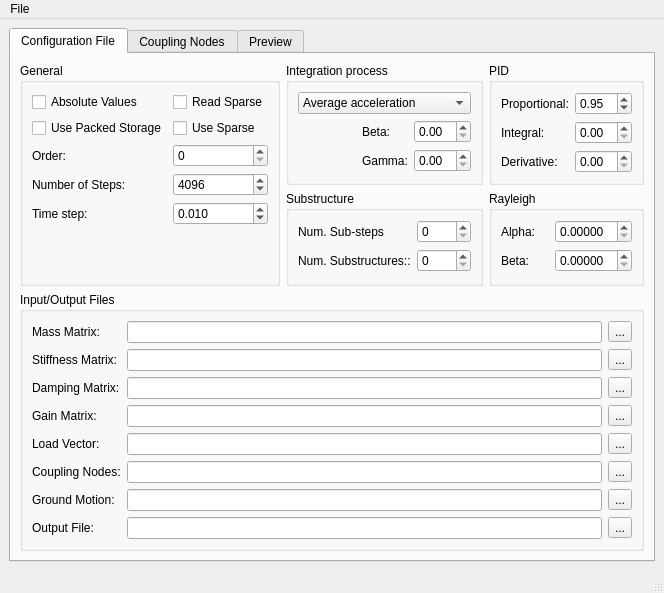
Before: the Qt Designer form ConfFile_GUI/Form/ConfFileGUI.ui in ferranobon/OpenHySL, drawn with Qt 5.
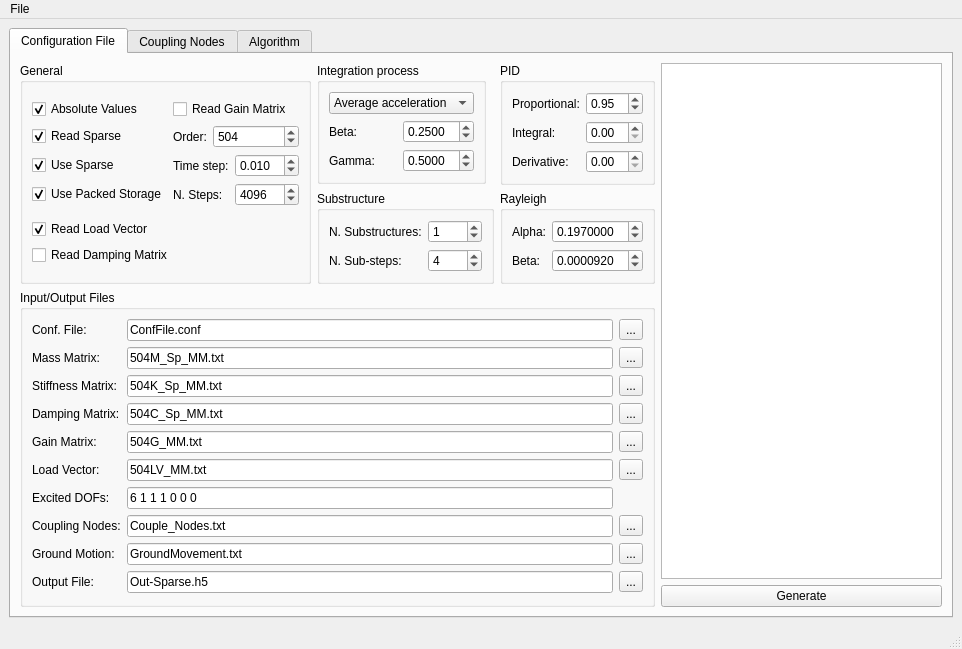
After: the same form once the commit is applied. The open tabs and pages were chosen to show the change.

Commit message: Present all the functionality to Generate configuration files, although there is still work to do in the Execute tab and nothing is implemented when generating the CouplingNodes.

Diff of the .ui file:
```diff
--- a/ConfFile_GUI/Form/ConfFileGUI.ui
+++ b/ConfFile_GUI/Form/ConfFileGUI.ui
@@ -6,8 +6,8 @@
    <rect>
     <x>0</x>
     <y>0</y>
-    <width>636</width>
-    <height>525</height>
+    <width>962</width>
+    <height>593</height>
    </rect>
   </property>
   <property name="sizePolicy">
@@ -21,8 +21,8 @@
   </property>
   <widget class="QWidget" name="centralwidget">
    <layout class="QGridLayout" name="gridLayout_11">
-    <item row="0" column="1">
-     <widget class="QTabWidget" name="tabWidget">
+    <item row="0" column="0">
+     <widget class="QTabWidget" name="ConfFile_tabWidget">
       <property name="currentIndex">
        <number>0</number>
       </property>
@@ -30,189 +30,21 @@
        <attribute name="title">
         <string>Configuration File</string>
        </attribute>
-       <layout class="QGridLayout" name="gridLayout_10">
-        <item row="0" column="0" rowspan="2">
-         <widget class="QGroupBox" name="groupBox">
-          <property name="title">
-           <string>General</string>
-          </property>
-          <layout class="QGridLayout" name="gridLayout_7">
-           <item row="0" column="0">
-            <widget class="QCheckBox" name="checkBox">
-             <property name="text">
-              <string>Absolute Values</string>
-             </property>
-            </widget>
-           </item>
-           <item row="0" column="1">
-            <widget class="QCheckBox" name="checkBox_5">
-             <property name="text">
-              <string>Read Sparse</string>
-             </property>
-            </widget>
-           </item>
-           <item row="1" column="0">
-            <widget class="QCheckBox" name="checkBox_3">
-             <property name="text">
-              <string>Use Packed Storage</string>
-             </property>
-            </widget>
-           </item>
-           <item row="1" column="1">
-            <widget class="QCheckBox" name="checkBox_2">
-             <property name="text">
-              <string>Use Sparse</string>
-             </property>
-            </widget>
-           </item>
-           <item row="2" column="0">
-            <widget class="QLabel" name="label">
-             <property name="text">
-              <string>Order:</string>
-             </property>
-            </widget>
-           </item>
-           <item row="2" column="1">
-            <widget class="QSpinBox" name="spinBox">
-             <property name="maximum">
-              <number>9999999</number>
-             </property>
-            </widget>
-           </item>
-           <item row="3" column="0">
-            <widget class="QLabel" name="label_2">
-             <property name="text">
-              <string>Number of Steps:</string>
-             </property>
-            </widget>
-           </item>
-           <item row="3" column="1">
-            <widget class="QSpinBox" name="spinBox_2">
-             <property name="maximum">
-              <number>9999</number>
-             </property>
-             <property name="value">
-              <number>4096</number>
-             </property>
-            </widget>
-           </item>
-           <item row="4" column="0">
-            <widget class="QLabel" name="label_3">
-             <property name="text">
-              <string>Time step:</string>
-             </property>
-            </widget>
-           </item>
-           <item row="4" column="1">
-            <widget class="QDoubleSpinBox" name="doubleSpinBox">
-             <property name="decimals">
-              <number>3</number>
-             </property>
-             <property name="value">
-              <double>0.010000000000000</double>
-             </property>
-            </widget>
-           </item>
-           <item row="5" column="0">
-            <spacer name="verticalSpacer">
-             <property name="orientation">
-              <enum>Qt::Vertical</enum>
-             </property>
-             <property name="sizeHint" stdset="0">
-              <size>
-               <width>20</width>
-               <height>35</height>
-              </size>
-             </property>
-            </spacer>
-           </item>
-           <item row="5" column="1">
-            <spacer name="verticalSpacer_3">
-             <property name="orientation">
-              <enum>Qt::Vertical</enum>
-             </property>
-             <property name="sizeHint" stdset="0">
-              <size>
-               <width>20</width>
-               <height>35</height>
-              </size>
-             </property>
-            </spacer>
-           </item>
-          </layout>
-         </widget>
-        </item>
+       <layout class="QGridLayout" name="gridLayout_12">
         <item row="0" column="1">
          <widget class="QGroupBox" name="groupBox_4">
+          <property name="sizePolicy">
+           <sizepolicy hsizetype="Fixed" vsizetype="Fixed">
+            <horstretch>0</horstretch>
+            <verstretch>0</verstretch>
+           </sizepolicy>
+          </property>
           <property name="title">
            <string>Integration process</string>
           </property>
           <layout class="QGridLayout" name="gridLayout_4">
-           <item row="1" column="0">
-            <spacer name="horizontalSpacer_2">
-             <property name="orientation">
-              <enum>Qt::Horizontal</enum>
-             </property>
-             <property name="sizeHint" stdset="0">
-              <size>
-               <width>63</width>
-               <height>20</height>
-              </size>
-             </property>
-            </spacer>
-           </item>
-           <item row="1" column="2">
-            <widget class="QDoubleSpinBox" name="doubleSpinBox_8">
-             <property name="decimals">
-              <number>2</number>
-             </property>
-             <property name="singleStep">
-              <double>0.500000000000000</double>
-             </property>
-            </widget>
-           </item>
-           <item row="2" column="0">
-            <spacer name="horizontalSpacer_4">
-             <property name="orientation">
-              <enum>Qt::Horizontal</enum>
-             </property>
-             <property name="sizeHint" stdset="0">
-              <size>
-               <width>63</width>
-               <height>20</height>
-              </size>
-             </property>
-            </spacer>
-           </item>
-           <item row="2" column="2">
-            <widget class="QDoubleSpinBox" name="doubleSpinBox_9">
-             <property name="decimals">
-              <number>2</number>
-             </property>
-             <property name="maximum">
-              <double>1.000000000000000</double>
-             </property>
-             <property name="singleStep">
-              <double>0.500000000000000</double>
-             </property>
-            </widget>
-           </item>
-           <item row="1" column="1">
-            <widget class="QLabel" name="label_10">
-             <property name="text">
-              <string>Beta:</string>
-             </property>
-            </widget>
-           </item>
-           <item row="2" column="1">
-            <widget class="QLabel" name="label_11">
-             <property name="text">
-              <string>Gamma:</string>
-             </property>
-            </widget>
-           </item>
-           <item row="0" column="0" colspan="3">
-            <widget class="QComboBox" name="comboBox">
+           <item row="0" column="0" colspan="2">
+            <widget class="QComboBox" name="IntCnt_ComboBox">
              <property name="currentIndex">
               <number>5</number>
              </property>
@@ -246,6 +78,60 @@
                <string>Average acceleration</string>
               </property>
              </item>
+             <item>
+              <property name="text">
+               <string>Custom</string>
+              </property>
+             </item>
+            </widget>
+           </item>
+           <item row="1" column="0">
+            <widget class="QLabel" name="label_10">
+             <property name="text">
+              <string>Beta:</string>
+             </property>
+            </widget>
+           </item>
+           <item row="1" column="1">
+            <widget class="QDoubleSpinBox" name="Beta_dSpinBox">
+             <property name="decimals">
+              <number>4</number>
+             </property>
+             <property name="minimum">
+              <double>-5.000000000000000</double>
+             </property>
+             <property name="singleStep">
+              <double>0.500000000000000</double>
+             </property>
+             <property name="value">
+              <double>0.250000000000000</double>
+             </property>
+            </widget>
+           </item>
+           <item row="2" column="0">
+            <widget class="QLabel" name="label_11">
+             <property name="text">
+              <string>Gamma:</string>
+             </property>
+            </widget>
+           </item>
+           <item row="2" column="1">
+            <widget class="QDoubleSpinBox" name="Gamma_dSpinBox">
+             <property name="decimals">
+              <number>4</number>
+             </property>
+             <property name="minimum">
+              <double>-5.000000000000000</double>
+             </property>
+             <property name="maximum">
+              <double>5.000000000000000</double>
+             </property>
+             <property name="singleStep">
+              <double>0.500000000000000</double>
+             </property>
+             <property name="value">
+              <double>0.500000000000000</double>
+             </property>
             </widget>
            </item>
           </layout>
@@ -253,6 +139,12 @@
         </item>
         <item row="0" column="2">
          <widget class="QGroupBox" name="groupBox_3">
+          <property name="sizePolicy">
+           <sizepolicy hsizetype="Fixed" vsizetype="Fixed">
+            <horstretch>0</horstretch>
+            <verstretch>0</verstretch>
+           </sizepolicy>
+          </property>
           <property name="title">
            <string>PID</string>
           </property>
@@ -314,30 +206,63 @@
           </layout>
          </widget>
         </item>
+        <item row="0" column="3" rowspan="3">
+         <layout class="QVBoxLayout" name="verticalLayout_3">
+          <item>
+           <widget class="QTextBrowser" name="CFPreview_textBrowser">
+            <property name="horizontalScrollBarPolicy">
+             <enum>Qt::ScrollBarAsNeeded</enum>
+            </property>
+            <property name="autoFormatting">
+             <set>QTextEdit::AutoNone</set>
+            </property>
+            <property name="lineWrapMode">
+             <enum>QTextEdit::NoWrap</enum>
+            </property>
+           </widget>
+          </item>
+          <item>
+           <widget class="QPushButton" name="GenCFile_pushButton">
+            <property name="text">
+             <string>Generate</string>
+            </property>
+           </widget>
+          </item>
+         </layout>
+        </item>
         <item row="1" column="1">
          <widget class="QGroupBox" name="groupBox_5">
+          <property name="sizePolicy">
+           <sizepolicy hsizetype="Fixed" vsizetype="Fixed">
+            <horstretch>0</horstretch>
+            <verstretch>0</verstretch>
+           </sizepolicy>
+          </property>
           <property name="title">
            <string>Substructure</string>
           </property>
           <layout class="QGridLayout" name="gridLayout">
            <item row="0" column="0">
-            <widget class="QLabel" name="label_9">
-             <property name="text">
-              <string>Num. Sub-steps</string>
-             </property>
-            </widget>
-           </item>
-           <item row="0" column="1">
-            <widget class="QSpinBox" name="spinBox_3">
-             <property name="maximum">
-              <number>9999</number>
-             </property>
-            </widget>
-           </item>
-           <item row="1" column="0">
             <widget class="QLabel" name="label_14">
              <property name="text">
-              <string>Num. Substructures::</string>
+              <string>N. Substructures:</string>
+             </property>
+            </widget>
+           </item>
+           <item row="0" column="1">
+            <widget class="QSpinBox" name="NumSub_SpinBox">
+             <property name="maximum">
+              <number>9999</number>
+             </property>
+             <property name="value">
+              <number>1</number>
+             </property>
+            </widget>
+           </item>
+           <item row="1" column="0">
+            <widget class="QLabel" name="label_9">
+             <property name="text">
+              <string>N. Sub-steps:</string>
              </property>
             </widget>
            </item>
@@ -346,6 +271,9 @@
              <property name="maximum">
               <number>9999</number>
              </property>
+             <property name="value">
+              <number>4</number>
+             </property>
             </widget>
            </item>
           </layout>
@@ -353,6 +281,12 @@
         </item>
         <item row="1" column="2">
          <widget class="QGroupBox" name="groupBox_2">
+          <property name="sizePolicy">
+           <sizepolicy hsizetype="Fixed" vsizetype="Fixed">
+            <horstretch>0</horstretch>
+            <verstretch>0</verstretch>
+           </sizepolicy>
+          </property>
           <property name="title">
            <string>Rayleigh</string>
           </property>
@@ -367,11 +301,14 @@
            <item row="0" column="1">
             <widget class="QDoubleSpinBox" name="doubleSpinBox_2">
              <property name="decimals">
-              <number>5</number>
+              <number>7</number>
              </property>
              <property name="singleStep">
               <double>0.500000000000000</double>
              </property>
+             <property name="value">
+              <double>0.197000000000000</double>
+             </property>
             </widget>
            </item>
            <item row="1" column="0">
@@ -384,11 +321,14 @@
            <item row="1" column="1">
             <widget class="QDoubleSpinBox" name="doubleSpinBox_3">
              <property name="decimals">
-              <number>5</number>
+              <number>7</number>
              </property>
              <property name="singleStep">
               <double>0.500000000000000</double>
              </property>
+             <property name="value">
+              <double>0.000092000000000</double>
+             </property>
             </widget>
            </item>
           </layout>
@@ -399,142 +339,363 @@
           <property name="title">
            <string>Input/Output Files</string>
           </property>
-          <layout class="QGridLayout" name="gridLayout_6">
-           <item row="0" column="0">
-            <widget class="QLabel" name="label_16">
-             <property name="text">
-              <string>Mass Matrix:</string>
-             </property>
-            </widget>
+          <layout class="QHBoxLayout" name="horizontalLayout">
+           <item>
+            <layout class="QGridLayout" name="gridLayout_6">
+             <item row="0" column="0">
+              <widget class="QLabel" name="ConfFile_label">
+               <property name="text">
+                <string>Conf. File:</string>
+               </property>
+              </widget>
+             </item>
+             <item row="0" column="1">
+              <widget class="QLineEdit" name="ConfFile_lineEdit">
+               <property name="text">
+                <string>ConfFile.conf</string>
+               </property>
+              </widget>
+             </item>
+             <item row="0" column="2">
+              <widget class="QToolButton" name="ConfFile_toolButton">
+               <property name="text">
+                <string>...</string>
+               </property>
+              </widget>
+             </item>
+             <item row="1" column="0">
+              <widget class="QLabel" name="Mass_label">
+               <property name="text">
+                <string>Mass Matrix:</string>
+               </property>
+              </widget>
+             </item>
+             <item row="1" column="1">
+              <widget class="QLineEdit" name="Mass_lineEdit">
+               <property name="text">
+                <string>504M_Sp_MM.txt</string>
+               </property>
+              </widget>
+             </item>
+             <item row="1" column="2">
+              <widget class="QToolButton" name="Mass_toolButton">
+               <property name="text">
+                <string>...</string>
+               </property>
+              </widget>
+             </item>
+             <item row="2" column="0">
+              <widget class="QLabel" name="Stiffness_label">
+               <property name="text">
+                <string>Stiffness Matrix:</string>
+               </property>
+              </widget>
+             </item>
+             <item row="2" column="1">
+              <widget class="QLineEdit" name="Stiff_lineEdit">
+               <property name="text">
+                <string>504K_Sp_MM.txt</string>
+               </property>
+              </widget>
+             </item>
+             <item row="2" column="2">
+              <widget class="QToolButton" name="Stiff_toolButton">
+               <property name="text">
+                <string>...</string>
+               </property>
+              </widget>
+             </item>
+             <item row="3" column="0">
+              <widget class="QLabel" name="Damp_label">
+               <property name="text">
+                <string>Damping Matrix:</string>
+               </property>
+              </widget>
+             </item>
+             <item row="3" column="1">
+              <widget class="QLineEdit" name="Damp_lineEdit">
+               <property name="text">
+                <string>504C_Sp_MM.txt</string>
+               </property>
+              </widget>
+             </item>
+             <item row="3" column="2">
+              <widget class="QToolButton" name="Damp_toolButton">
+               <property name="text">
+                <string>...</string>
+               </property>
+              </widget>
+             </item>
+             <item row="4" column="0">
+              <widget class="QLabel" name="Gain_label">
+               <property name="text">
+                <string>Gain Matrix:</string>
+               </property>
+              </widget>
+             </item>
+             <item row="4" column="1">
+              <widget class="QLineEdit" name="Gain_lineEdit">
+               <property name="text">
+                <string>504G_MM.txt</string>
+               </property>
+              </widget>
+             </item>
+             <item row="4" column="2">
+              <widget class="QToolButton" name="Gain_toolButton">
+               <property name="text">
+                <string>...</string>
+               </property>
+              </widget>
+             </item>
+             <item row="5" column="0">
+              <widget class="QLabel" name="LVector_label">
+               <property name="text">
+                <string>Load Vector:</string>
+               </property>
+              </widget>
+             </item>
+             <item row="5" column="1">
+              <widget class="QLineEdit" name="LVector_lineEdit">
+               <property name="text">
+                <string>504LV_MM.txt</string>
+               </property>
+              </widget>
+             </item>
+             <item row="5" column="2">
+              <widget class="QToolButton" name="LVector_toolButton">
+               <property name="text">
+                <string>...</string>
+               </property>
+              </widget>
+             </item>
+             <item row="6" column="0">
+              <widget class="QLabel" name="LVectorForm_label">
+               <property name="text">
+                <string>Excited DOFs:</string>
+               </property>
+              </widget>
+             </item>
+             <item row="6" column="1">
+              <widget class="QLineEdit" name="LVectorForm_lineEdit">
+               <property name="text">
+                <string>6 1 1 1 0 0 0</string>
+               </property>
+              </widget>
+             </item>
+             <item row="7" column="0">
+              <widget class="QLabel" name="CNodes_label">
+               <property name="text">
+                <string>Coupling Nodes:</string>
+               </property>
+              </widget>
+             </item>
+             <item row="7" column="1">
+              <widget class="QLineEdit" name="CNodes_lineEdit">
+               <property name="text">
+                <string>Couple_Nodes.txt</string>
+               </property>
+              </widget>
+             </item>
+             <item row="7" column="2">
+              <widget class="QToolButton" name="CNodes_toolButton">
+               <property name="text">
+                <string>...</string>
+               </property>
+              </widget>
+             </item>
+             <item row="8" column="0">
+              <widget class="QLabel" name="GMotion_label">
+               <property name="text">
+                <string>Ground Motion:</string>
+               </property>
+              </widget>
+             </item>
+             <item row="8" column="1">
+              <widget class="QLineEdit" name="GMotion_lineEdit">
+               <property name="text">
+                <string>GroundMovement.txt</string>
+               </property>
+              </widget>
+             </item>
+             <item row="8" column="2">
+              <widget class="QToolButton" name="GMotion_toolButton">
+               <property name="text">
+                <string>...</string>
+               </property>
+              </widget>
+             </item>
+             <item row="9" column="0">
+              <widget class="QLabel" name="OutFile_label">
+               <property name="text">
+                <string>Output File:</string>
+               </property>
+              </widget>
+             </item>
+             <item row="9" column="1">
+              <widget class="QLineEdit" name="OutFile_lineEdit">
+               <property name="text">
+                <string>Out-Sparse.h5</string>
+               </property>
+              </widget>
+             </item>
+             <item row="9" column="2">
+              <widget class="QToolButton" name="OutFile_toolButton">
+               <property name="text">
+                <string>...</string>
+               </property>
+              </widget>
+             </item>
+            </layout>
            </item>
-           <item row="0" column="1">
-            <widget class="QLineEdit" name="lineEdit_4"/>
+          </layout>
+         </widget>
+        </item>
+        <item row="0" column="0" rowspan="2">
+         <widget class="QGroupBox" name="groupBox">
+          <property name="sizePolicy">
+           <sizepolicy hsizetype="Preferred" vsizetype="Preferred">
+            <horstretch>0</horstretch>
+            <verstretch>0</verstretch>
+           </sizepolicy>
+          </property>
+          <property name="title">
+           <string>General</string>
+          </property>
+          <layout class="QVBoxLayout" name="verticalLayout_5">
+           <item>
+            <layout class="QGridLayout" name="gridLayout_5">
+             <item row="0" column="0">
+              <widget class="QCheckBox" name="AbsValues_checkBox">
+               <property name="text">
+                <string>Absolute Values</string>
+               </property>
+               <property name="checked">
+                <bool>true</bool>
+               </property>
+              </widget>
+             </item>
+             <item row="0" column="1" colspan="3">
+              <widget class="QCheckBox" name="ReadGain_checkBox">
+               <property name="text">
+                <string>Read Gain Matrix</string>
+               </property>
+               <property name="checkable">
+                <bool>true</bool>
+               </property>
+               <property name="checked">
+                <bool>false</bool>
+               </property>
+              </widget>
+             </item>
+             <item row="1" column="0">
+              <widget class="QCheckBox" name="ReadSparse_checkBox">
+               <property name="text">
+                <string>Read Sparse</string>
+               </property>
+               <property name="checked">
+                <bool>true</bool>
+               </property>
+              </widget>
+             </item>
+             <item row="1" column="1">
+              <widget class="QLabel" name="label">
+               <property name="text">
+                <string>Order:</string>
+               </property>
+              </widget>
+             </item>
+             <item row="1" column="2" colspan="2">
+              <widget class="QSpinBox" name="Order_SpinBox">
+               <property name="maximum">
+                <number>9999999</number>
+               </property>
+               <property name="value">
+                <number>504</number>
+               </property>
+              </widget>
+             </item>
+             <item row="2" column="0">
+              <widget class="QCheckBox" name="UseSparse_checkBox">
+               <property name="text">
+                <string>Use Sparse</string>
+               </property>
+               <property name="checked">
+                <bool>true</bool>
+               </property>
+              </widget>
+             </item>
+             <item row="2" column="1" colspan="2">
+              <widget class="QLabel" name="label_3">
+               <property name="text">
+                <string>Time step:</string>
+               </property>
+              </widget>
+             </item>
+             <item row="2" column="3">
+              <widget class="QDoubleSpinBox" name="TimeStep_dSpinBox">
+               <property name="decimals">
+                <number>3</number>
+               </property>
+               <property name="value">
+                <double>0.010000000000000</double>
+               </property>
+              </widget>
+             </item>
+             <item row="3" column="0">
+              <widget class="QCheckBox" name="UsePacked_checkBox">
+               <property name="text">
+                <string>Use Packed Storage</string>
+               </property>
+               <property name="checked">
+                <bool>true</bool>
+               </property>
+              </widget>
+             </item>
+             <item row="3" column="1" colspan="2">
+              <widget class="QLabel" name="label_2">
+               <property name="text">
+                <string>N. Steps:</string>
+               </property>
+              </widget>
+             </item>
+             <item row="3" column="3">
+              <widget class="QSpinBox" name="NumSteps_SpinBox">
+               <property name="maximum">
+                <number>9999</number>
+               </property>
+               <property name="value">
+                <number>4096</number>
+               </property>
+              </widget>
+             </item>
+            </layout>
            </item>
-           <item row="0" column="2">
-            <widget class="QToolButton" name="toolButton">
-             <property name="text">
-              <string>...</string>
-             </property>
-            </widget>
-           </item>
-           <item row="1" column="0">
-            <widget class="QLabel" name="label_15">
-             <property name="text">
-              <string>Stiffness Matrix:</string>
-             </property>
-            </widget>
-           </item>
-           <item row="1" column="1">
-            <widget class="QLineEdit" name="lineEdit_5"/>
-           </item>
-           <item row="1" column="2">
-            <widget class="QToolButton" name="toolButton_2">
-             <property name="text">
-              <string>...</string>
-             </property>
-            </widget>
-           </item>
-           <item row="2" column="1">
-            <widget class="QLineEdit" name="lineEdit_6"/>
-           </item>
-           <item row="2" column="2">
-            <widget class="QToolButton" name="toolButton_3">
-             <property name="text">
-              <string>...</string>
-             </property>
-            </widget>
-           </item>
-           <item row="3" column="1">
-            <widget class="QLineEdit" name="lineEdit_11"/>
-           </item>
-           <item row="3" column="2">
-            <widget class="QToolButton" name="toolButton_8">
-             <property name="text">
-              <string>...</string>
-             </property>
-            </widget>
-           </item>
-           <item row="4" column="1">
-            <widget class="QLineEdit" name="lineEdit_7"/>
-           </item>
-           <item row="4" column="2">
-            <widget class="QToolButton" name="toolButton_4">
-             <property name="text">
-              <string>...</string>
-             </property>
-            </widget>
-           </item>
-           <item row="5" column="0">
-            <widget class="QLabel" name="label_19">
-             <property name="text">
-              <string>Coupling Nodes:</string>
-             </property>
-            </widget>
-           </item>
-           <item row="5" column="1">
-            <widget class="QLineEdit" name="lineEdit_8"/>
-           </item>
-           <item row="5" column="2">
-            <widget class="QToolButton" name="toolButton_5">
-             <property name="text">
-              <string>...</string>
-             </property>
-            </widget>
-           </item>
-           <item row="6" column="0">
-            <widget class="QLabel" name="label_20">
-             <property name="text">
-              <string>Ground Motion:</string>
-             </property>
-            </widget>
-           </item>
-           <item row="6" column="1">
-            <widget class="QLineEdit" name="lineEdit_9"/>
-           </item>
-           <item row="6" column="2">
-            <widget class="QToolButton" name="toolButton_6">
-             <property name="text">
-              <string>...</string>
-             </property>
-            </widget>
-           </item>
-           <item row="7" column="0">
-            <widget class="QLabel" name="label_21">
-             <property name="text">
-              <string>Output File:</string>
-             </property>
-            </widget>
-           </item>
-           <item row="7" column="1">
-            <widget class="QLineEdit" name="lineEdit_10"/>
-           </item>
-           <item row="7" column="2">
-            <widget class="QToolButton" name="toolButton_7">
-             <property name="text">
-              <string>...</string>
-             </property>
-            </widget>
-           </item>
-           <item row="4" column="0">
-            <widget class="QLabel" name="label_17">
-             <property name="text">
-              <string>Load Vector:</string>
-             </property>
-            </widget>
-           </item>
-           <item row="3" column="0">
-            <widget class="QLabel" name="label_18">
-             <property name="text">
-              <string>Gain Matrix:</string>
-             </property>
-            </widget>
-           </item>
-           <item row="2" column="0">
-            <widget class="QLabel" name="label_22">
-             <property name="text">
-              <string>Damping Matrix:</string>
-             </property>
-            </widget>
+           <item>
+            <layout class="QVBoxLayout" name="verticalLayout_4">
+             <item>
+              <widget class="QCheckBox" name="ReadLVector_checkBox">
+               <property name="text">
+                <string>Read Load Vector</string>
+               </property>
+               <property name="checked">
+                <bool>true</bool>
+               </property>
+              </widget>
+             </item>
+             <item>
+              <widget class="QCheckBox" name="ReadDamp_checkBox">
+               <property name="text">
+                <string>Read Damping Matrix</string>
+               </property>
+               <property name="checkable">
+                <bool>true</bool>
+               </property>
+               <property name="checked">
+                <bool>false</bool>
+               </property>
+              </widget>
+             </item>
+            </layout>
            </item>
           </layout>
          </widget>
@@ -701,11 +862,157 @@
       </widget>
       <widget class="QWidget" name="tab_3">
        <attribute name="title">
-        <string>Preview</string>
+        <string>Algorithm</string>
        </attribute>
-       <layout class="QGridLayout" name="gridLayout_9">
-        <item row="0" column="0">
-         <widget class="QTextBrowser" name="textBrowser"/>
+       <layout class="QGridLayout" name="gridLayout_7">
+        <item row="0" column="0" colspan="2">
+         <layout class="QHBoxLayout" name="horizontalLayout_2">
+          <item>
+           <widget class="QLabel" name="Exec_label">
+            <property name="text">
+             <string>Executable:</string>
+            </property>
+           </widget>
+          </item>
+          <item>
+           <widget class="QLineEdit" name="Exec_lineEdit">
+            <property name="text">
+             <string>./SAlgorithm</string>
+            </property>
+           </widget>
+          </item>
+          <item>
+           <widget class="QToolButton" name="Exec_toolButton">
+            <property name="text">
+             <string>...</string>
+            </property>
+           </widget>
+          </item>
+         </layout>
+        </item>
+        <item row="1" column="0">
+         <layout class="QVBoxLayout" name="verticalLayout">
+          <item>
+           <widget class="QPushButton" name="Run_pushButton">
+            <property name="minimumSize">
+             <size>
+              <width>0</width>
+              <height>50</height>
+             </size>
+            </property>
+            <property name="text">
+             <string>Run</string>
+            </property>
+           </widget>
+          </item>
+          <item>
+           <widget class="QPushButton" name="OpenOutput_pushButton">
+            <property name="minimumSize">
+             <size>
+              <width>0</width>
+              <height>50</height>
+             </size>
+            </property>
+            <property name="text">
+             <string>Open Output File</string>
+            </property>
+           </widget>
+          </item>
+          <item>
+           <spacer name="verticalSpacer">
+            <property name="orientation">
+             <enum>Qt::Vertical</enum>
+            </property>
+            <property name="sizeHint" stdset="0">
+             <size>
+              <width>20</width>
+              <height>40</height>
+             </size>
+            </property>
+           </spacer>
+          </item>
+          <item>
+           <widget class="QPushButton" name="pushButton_4">
+            <property name="minimumSize">
+             <size>
+              <width>0</width>
+              <height>0</height>
+             </size>
+            </property>
+            <property name="text">
+             <string>Save Log</string>
+            </property>
+           </widget>
+          </item>
+         </layout>
+        </item>
+        <item row="1" column="1">
+         <widget class="QTextBrowser" name="SAlg_textBrowser">
+          <property name="palette">
+           <palette>
+            <active>
+             <colorrole role="Text">
+              <brush brushstyle="SolidPattern">
+               <color alpha="255">
+                <red>255</red>
+                <green>255</green>
+                <blue>255</blue>
+               </color>
+              </brush>
+             </colorrole>
+             <colorrole role="Base">
+              <brush brushstyle="SolidPattern">
+               <color alpha="255">
+                <red>0</red>
+                <green>0</green>
+                <blue>0</blue>
+               </color>
+              </brush>
+             </colorrole>
+            </active>
+            <inactive>
+             <colorrole role="Text">
+              <brush brushstyle="SolidPattern">
+               <color alpha="255">
+                <red>255</red>
+                <green>255</green>
+                <blue>255</blue>
+               </color>
+              </brush>
+             </colorrole>
+             <colorrole role="Base">
+              <brush brushstyle="SolidPattern">
+               <color alpha="255">
+                <red>0</red>
+                <green>0</green>
+                <blue>0</blue>
+               </color>
+              </brush>
+             </colorrole>
+            </inactive>
+            <disabled>
+             <colorrole role="Text">
+              <brush brushstyle="SolidPattern">
+               <color alpha="255">
+                <red>169</red>
+                <green>167</green>
+                <blue>167</blue>
+               </color>
+              </brush>
+             </colorrole>
+             <colorrole role="Base">
+              <brush brushstyle="SolidPattern">
+               <color alpha="255">
+                <red>244</red>
+                <green>244</green>
+                <blue>244</blue>
+               </color>
+              </brush>
+             </colorrole>
+            </disabled>
+           </palette>
+          </property>
+         </widget>
         </item>
        </layout>
       </widget>
@@ -718,8 +1025,8 @@
     <rect>
      <x>0</x>
      <y>0</y>
-     <width>636</width>
-     <height>19</height>
+     <width>962</width>
+     <height>20</height>
     </rect>
    </property>
    <widget class="QMenu" name="menuFile">
```
Left out of the diff: 235 changed lines with no effect on the pictures. The commit also changes 7 other files.
